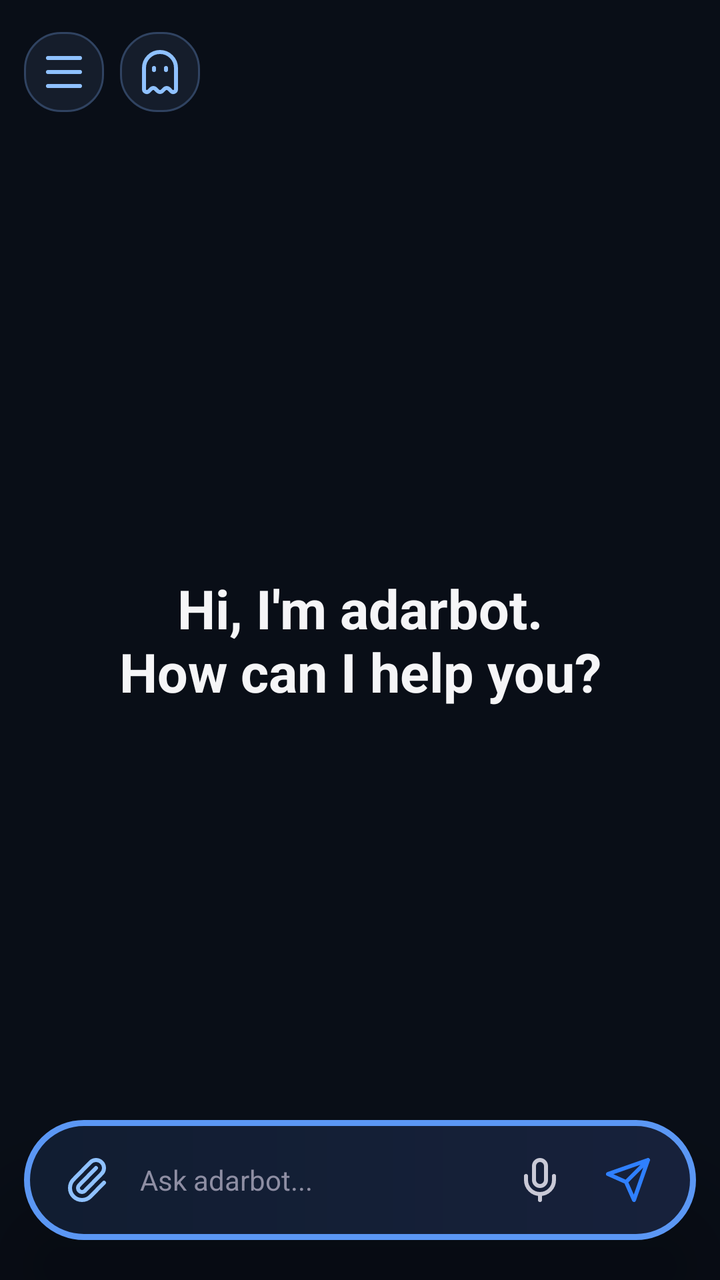
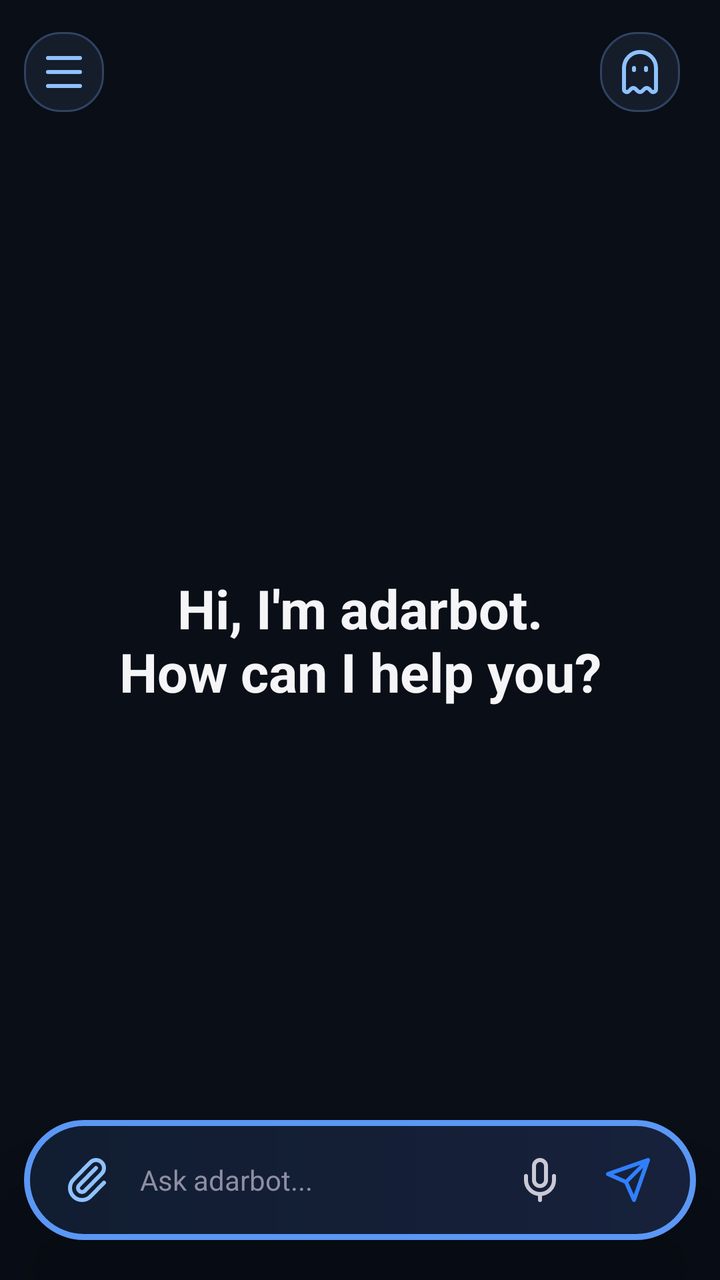

The first picture is an Android layout as it rendered before a commit; the second is the same layout after the commit. The layout source and the unified diff follow.
<!-- AndroidManifest.xml: activity theme Theme.NemotronVoiceIME -->
<!-- res/layout/activity_chat.xml -->
<?xml version="1.0" encoding="utf-8"?>
<FrameLayout xmlns:android="http://schemas.android.com/apk/res/android"
    android:layout_width="match_parent"
    android:layout_height="match_parent"
    android:background="#090E17">

    <LinearLayout
        android:layout_width="match_parent"
        android:layout_height="match_parent"
        android:orientation="vertical">

    <FrameLayout
        android:layout_width="match_parent"
        android:layout_height="0dp"
        android:layout_weight="1">
        <androidx.recyclerview.widget.RecyclerView
            android:id="@+id/recyclerMessages"
            android:layout_width="match_parent"
            android:layout_height="match_parent"
            android:scrollbars="none"
            android:clipToPadding="false"
            android:paddingTop="92dp"
            android:paddingBottom="112dp" />
        <TextView
            android:id="@+id/welcomeView"
            android:layout_width="match_parent"
            android:layout_height="wrap_content"
            android:layout_gravity="center"
            android:gravity="center"
            android:text="Hi, I'm adarbot.\nHow can I help you?"
            android:textColor="#F5F5F7"
            android:textSize="27sp"
            android:textStyle="bold" />
    </FrameLayout>

    </LinearLayout>

    
    <LinearLayout
        android:layout_width="match_parent"
        android:layout_height="56dp"
        android:layout_gravity="top|center_horizontal"
        android:layout_marginLeft="12dp"
        android:layout_marginTop="8dp"
        android:layout_marginRight="12dp"
        android:background="@android:color/transparent"
        android:gravity="center_vertical"
        android:orientation="horizontal"
        android:paddingLeft="0dp"
        android:paddingRight="0dp">
        <LinearLayout
            android:layout_width="48dp"
            android:layout_height="40dp"
            android:gravity="center_vertical">
            <ImageButton
                android:id="@+id/btnMenuChat"
                android:layout_width="40dp"
                android:layout_height="40dp"
                android:background="@drawable/bg_chip"
                android:contentDescription="Open chat menu"
                android:padding="8dp"
                android:src="@drawable/ic_menu"
                android:tint="#8FC1FF" />
            <ImageButton
                android:id="@+id/btnBack"
                android:layout_width="40dp"
                android:layout_height="40dp"
                android:background="?attr/selectableItemBackgroundBorderless"
                android:contentDescription="Back"
                android:padding="8dp"
                android:src="@drawable/ic_back"
                android:tint="#EDEDF0"
                android:visibility="gone" />
        </LinearLayout>
        <TextView
            android:id="@+id/convTitle"
            android:layout_width="0dp"
            android:layout_height="match_parent"
            android:layout_weight="1"
            android:ellipsize="end"
            android:gravity="center"
            android:maxLines="1"
            android:text="adarbot"
            android:textColor="#EDEDF0"
            android:textSize="17sp"
            android:textStyle="bold"
            android:visibility="gone" />
        <LinearLayout
            android:layout_width="48dp"
            android:layout_height="40dp"
            android:gravity="center_vertical">
            <ImageButton
                android:id="@+id/btnIncognitoHome"
                android:layout_width="40dp"
                android:layout_height="40dp"
                android:background="@drawable/bg_chip"
                android:contentDescription="New incognito chat"
                android:padding="9dp"
                android:src="@drawable/ic_ghost"
                android:tint="#8FC1FF" />
            <ImageButton
                android:id="@+id/btnDelete"
                android:layout_width="40dp"
                android:layout_height="40dp"
                android:background="@drawable/bg_chip"
                android:contentDescription="Delete conversation"
                android:padding="10dp"
                android:src="@drawable/ic_trash"
                android:tint="#8FC1FF"
                android:visibility="gone" />
        </LinearLayout>
    </LinearLayout>

    <LinearLayout
        android:id="@+id/chatAttachmentPreview"
        android:layout_width="wrap_content"
        android:layout_height="wrap_content"
        android:layout_gravity="bottom|start"
        android:layout_marginLeft="22dp"
        android:layout_marginBottom="82dp"
        android:orientation="horizontal"
        android:gravity="center_vertical"
        android:padding="6dp"
        android:background="@drawable/bg_assist_preview"
        android:clipToOutline="true"
        android:elevation="24dp"
        android:visibility="gone">
        <ImageView
            android:id="@+id/chatAttachmentImage"
            android:layout_width="72dp"
            android:layout_height="48dp"
            android:background="@drawable/bg_assist_preview"
            android:clipToOutline="true"
            android:contentDescription="Attachment preview"
            android:outlineProvider="background"
            android:scaleType="centerCrop"
            android:visibility="gone" />
        <ImageView
            android:id="@+id/chatFileIcon"
            android:layout_width="32dp"
            android:layout_height="32dp"
            android:layout_marginLeft="6dp"
            android:contentDescription="File icon"
            android:src="@drawable/ic_file"
            android:tint="#8FC1FF"
            android:visibility="gone" />
        <TextView
            android:id="@+id/chatFileName"
            android:layout_width="wrap_content"
            android:layout_height="wrap_content"
            android:layout_marginLeft="8dp"
            android:layout_marginRight="8dp"
            android:ellipsize="end"
            android:maxLines="1"
            android:maxWidth="140dp"
            android:textColor="#EDEDF0"
            android:textSize="13sp"
            android:visibility="gone" />
        <ImageButton
            android:id="@+id/chatAttachmentRemove"
            android:layout_width="28dp"
            android:layout_height="28dp"
            android:background="@drawable/bg_assist_icon"
            android:contentDescription="Remove attachment"
            android:padding="6dp"
            android:src="@drawable/ic_close"
            android:tint="#FFFFFF" />
    </LinearLayout>

    
    <LinearLayout
        android:id="@+id/chatComposer"
        android:layout_width="match_parent"
        android:layout_height="wrap_content"
        android:layout_gravity="bottom"
        android:layout_marginLeft="12dp"
        android:layout_marginRight="12dp"
        android:layout_marginTop="14dp"
        android:layout_marginBottom="20dp"
        android:background="@drawable/bg_float_bar"
        android:elevation="24dp"
        android:translationZ="8dp"
        android:gravity="end"
        android:orientation="vertical"
        android:paddingLeft="12dp"
        android:paddingTop="8dp"
        android:paddingRight="12dp"
        android:paddingBottom="8dp">

        <TextView
            android:id="@+id/modelChip"
            android:layout_width="wrap_content"
            android:layout_height="wrap_content"
            android:layout_marginRight="4dp"
            android:layout_marginBottom="3dp"
            android:background="@drawable/bg_chip"
            android:paddingLeft="12dp"
            android:paddingTop="5dp"
            android:paddingRight="12dp"
            android:paddingBottom="5dp"
            android:text="DeepSeek"
            android:textColor="#C9C9D6"
            android:textSize="12sp"
            android:visibility="gone" />

        <LinearLayout
            android:layout_width="match_parent"
            android:layout_height="wrap_content"
            android:gravity="center_vertical"
            android:orientation="horizontal">

        <ImageButton
            android:id="@+id/btnAttach"
            android:layout_width="40dp"
            android:layout_height="44dp"
            android:background="@android:color/transparent"
            android:contentDescription="Attach"
            android:padding="9dp"
            android:src="@drawable/ic_attach"
            android:tint="#8FC1FF" />

        <EditText
            android:id="@+id/inputField"
            android:layout_width="0dp"
            android:layout_height="wrap_content"
            android:layout_weight="1"
            android:layout_marginLeft="0dp"
            android:layout_marginRight="2dp"
            android:background="@android:color/transparent"
            android:gravity="center_vertical"
            android:hint="Ask adarbot..."
            android:imeOptions="actionSend|flagNoFullscreen"
            android:importantForAutofill="no"
            android:inputType="text|textNoSuggestions"
            android:maxLines="1"
            android:singleLine="true"
            android:paddingLeft="6dp"
            android:paddingRight="6dp"
            android:textColor="#EDEDF0"
            android:textColorHint="#8E8EA3"
            android:textColorHighlight="@color/adarbot_selection"
            android:lineSpacingExtra="4dp"
            android:textSize="14sp" />

        <ImageButton
            android:id="@+id/btnMic"
            android:layout_width="44dp"
            android:layout_height="44dp"
            android:background="@android:color/transparent"
            android:contentDescription="Voice input"
            android:padding="10dp"
            android:src="@drawable/ic_mic"
            android:tint="#C9C9D6" />

        <FrameLayout
            android:layout_width="44dp"
            android:layout_height="44dp">
            <ImageButton
                android:id="@+id/btnSend"
                android:layout_width="match_parent"
                android:layout_height="match_parent"
                android:background="@android:color/transparent"
                android:contentDescription="Send"
                android:padding="10dp"
                android:src="@drawable/ic_send"
                android:tint="#2F80FF" />
        </FrameLayout>
        </LinearLayout>
    </LinearLayout>
</FrameLayout>
<!-- resources referenced by this layout -->
<resources>
  <color name="adarbot_selection">#335B97F4</color>
  <!-- drawable bg_assist_preview (drawable) -->
  <shape xmlns:android="http://schemas.android.com/apk/res/android" android:shape="rectangle">
      <solid android:color="#171B24" />
      <corners android:radius="28dp" />
  </shape>
  <!-- drawable bg_chip (drawable) -->
  <shape xmlns:android="http://schemas.android.com/apk/res/android"
      android:shape="rectangle">
      <solid android:color="#151D2B" />
      <stroke android:width="1dp" android:color="#304361" />
      <corners android:radius="18dp" />
  </shape>
  <!-- drawable bg_float_bar (drawable) -->
  <shape xmlns:android="http://schemas.android.com/apk/res/android" android:shape="rectangle">
      <gradient android:angle="0" android:startColor="#111D31" android:endColor="#17213B" />
      <stroke android:width="3dp" android:color="#5B97F4" />
      <corners android:radius="36dp" />
  </shape>
  <!-- drawable ic_back (drawable) -->
  <vector xmlns:android="http://schemas.android.com/apk/res/android" android:width="24dp" android:height="24dp" android:viewportWidth="24" android:viewportHeight="24">
      <path android:fillColor="#00000000" android:strokeColor="#FFFFFFFF" android:strokeWidth="2" android:strokeLineCap="round" android:strokeLineJoin="round" android:pathData="M12,19L5,12L12,5M19,12L5,12" />
  </vector>
  <!-- drawable ic_close (drawable) -->
  <vector xmlns:android="http://schemas.android.com/apk/res/android" android:width="24dp" android:height="24dp" android:viewportWidth="24" android:viewportHeight="24">
      <path android:fillColor="#00000000" android:strokeColor="#FFFFFFFF" android:strokeWidth="2" android:strokeLineCap="round" android:pathData="M18,6L6,18M6,6L18,18" />
  </vector>
  <!-- drawable ic_menu (drawable) -->
  <vector xmlns:android="http://schemas.android.com/apk/res/android" android:width="24dp" android:height="24dp" android:viewportWidth="24" android:viewportHeight="24">
      <path android:fillColor="#00000000" android:strokeColor="#FFFFFFFF" android:strokeWidth="2" android:strokeLineCap="round" android:pathData="M4,5L20,5M4,12L20,12M4,19L20,19" />
  </vector>
  <!-- drawable ic_mic (drawable) -->
  <vector xmlns:android="http://schemas.android.com/apk/res/android" android:width="24dp" android:height="24dp" android:viewportWidth="24" android:viewportHeight="24">
      <path android:fillColor="#00000000" android:strokeColor="#FFFFFFFF" android:strokeWidth="2" android:strokeLineCap="round" android:strokeLineJoin="round" android:pathData="M12,19L12,22M19,10L19,12A7,7 0,0 1,5,12L5,10M9,5A3,3 0,0 1,15,5L15,12A3,3 0,0 1,9,12Z" />
  </vector>
  <!-- drawable ic_send (drawable) -->
  <vector xmlns:android="http://schemas.android.com/apk/res/android" android:width="24dp" android:height="24dp" android:viewportWidth="24" android:viewportHeight="24">
      <path android:fillColor="#00000000" android:strokeColor="#FFFFFFFF" android:strokeWidth="2" android:strokeLineCap="round" android:strokeLineJoin="round" android:pathData="M22,2L11,13M22,2L15,22L11,13L2,9Z" />
  </vector>
  <style name="Theme.NemotronVoiceIME" parent="Theme.Material3.DayNight.NoActionBar">
          <item name="colorPrimary">@color/accent</item>
          <item name="colorPrimaryVariant">@color/accent_dark</item>
          <item name="colorOnPrimary">@color/text_light</item>
          <item name="colorControlActivated">@color/adarbot_accent</item>
          <item name="android:statusBarColor">@color/bg_primary</item>
      </style>
  <color name="accent">#76B900</color>
  <color name="accent_dark">#5A8C00</color>
  <color name="text_light">#FFFFFF</color>
  <color name="adarbot_accent">#5B97F4</color>
  <color name="bg_primary">#1A1A2E</color>
  <!-- unchanged entries left out for length: 5 -->
</resources>

<!-- the commit's change to res/layout/activity_chat.xml (unified diff, before → after) -->
@@ -84,7 +84,7 @@
             android:textColor="#EDEDF0"
             android:textSize="17sp"
             android:textStyle="bold"
-            android:visibility="gone" />
+            android:visibility="invisible" />
         <LinearLayout
             android:layout_width="48dp"
             android:layout_height="40dp"
